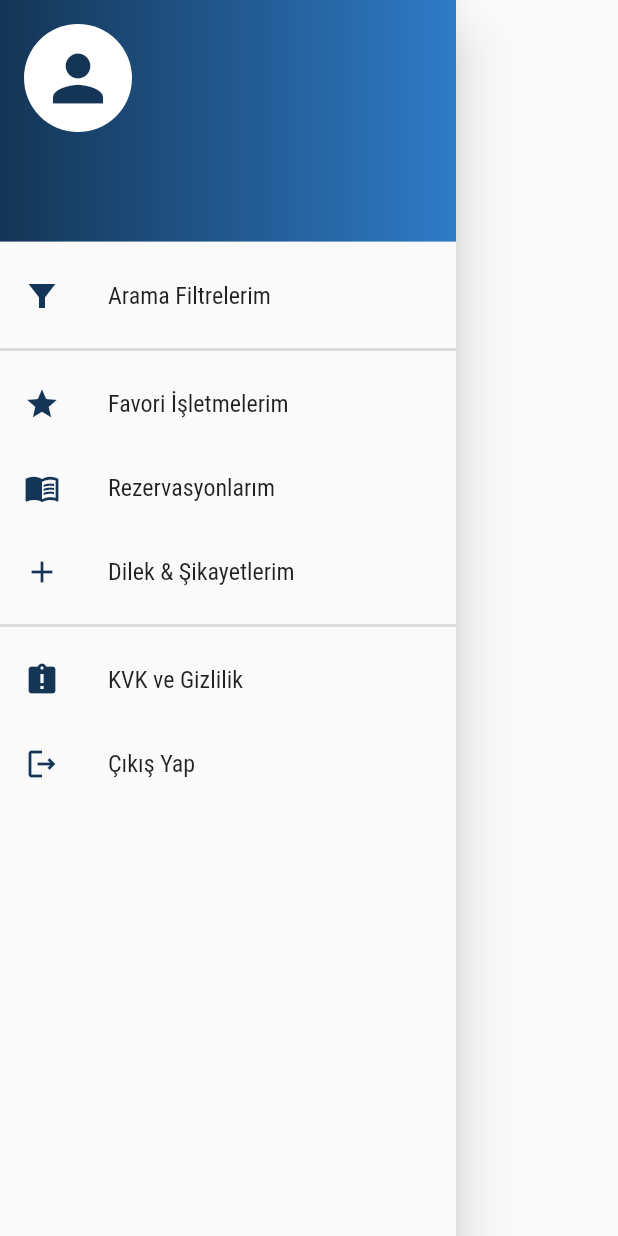
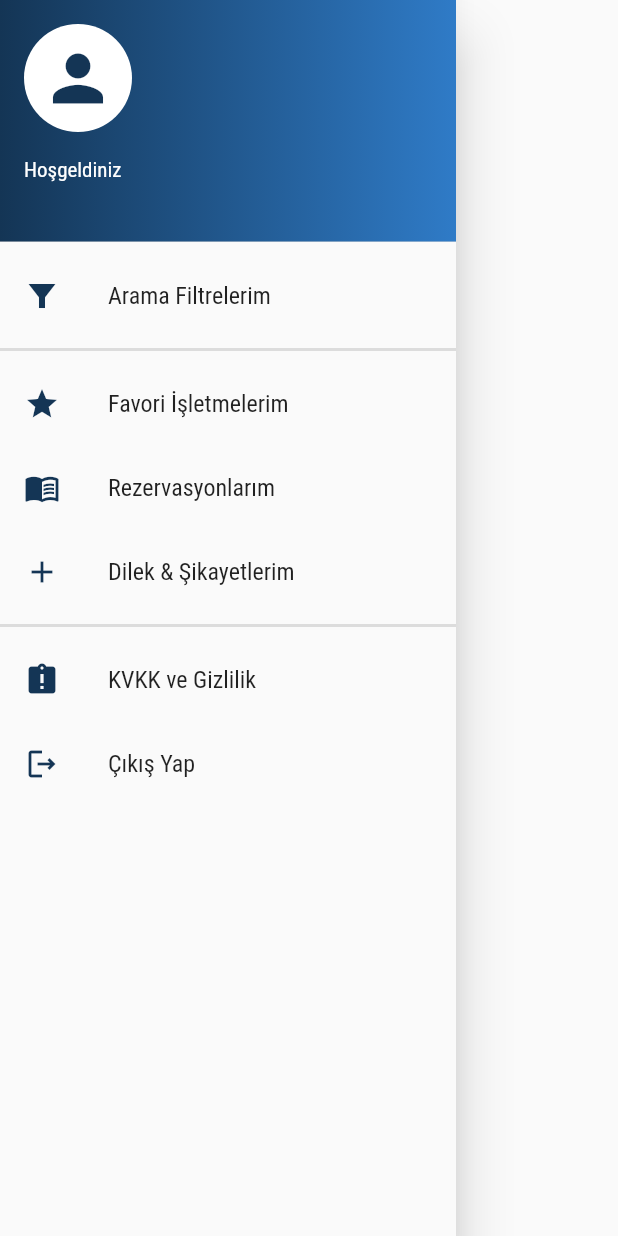
Before and after one commit to Enes-Altuntas/PaPaPe, a Flutter app: the CustomDrawer widget shown alone on an empty page, opened directly, on a phone screen of 412 x 824 dp. Run offline on Flutter 3.47's test engine with Material 2 defaults, Android fonts, the phone set to English and light mode, and no system bars; our stand-ins replace cloud_firestore, cool_alert, curved_navigation_bar, firebase_auth, firebase_core, firebase_messaging and 6 more; missing offline and left inert: geoflutterfire; accounts and stored records are empty.

```diff
--- a/lib/Components/custom_drawer.dart
+++ b/lib/Components/custom_drawer.dart
@@ -46,8 +46,8 @@ class CustomDrawer extends StatelessWidget {
         children: [
           UserAccountsDrawerHeader(
             accountName: (firebaseUser.displayName != null)
-                ? Text(firebaseUser.displayName)
-                : const Text('İsimsiz Kullanıcı'),
+                ? Text('Hoşgeldiniz ${firebaseUser.displayName}')
+                : const Text('Hoşgeldiniz'),
             accountEmail: Text(firebaseUser.email),
             currentAccountPicture: Container(
               decoration: BoxDecoration(
@@ -121,7 +121,7 @@ class CustomDrawer extends StatelessWidget {
               Icons.assignment_late,
               color: ColorConstants.instance.primaryColor,
             ),
-            title: const Text('KVK ve Gizlilik'),
+            title: const Text('KVKK ve Gizlilik'),
           ),
           ListTile(
             leading: Icon(
--- a/lib/Components/reservation_card.dart
+++ b/lib/Components/reservation_card.dart
@@ -101,6 +101,7 @@ class _ReservationCardState extends State<ReservationCard> {
                 padding: const EdgeInsets.only(top: 10.0),
                 child: Text(
                     'Rezervasyon Tarihi: ${formatDate(widget.reservation.reservationTime)}',
+                    textAlign: TextAlign.center,
                     style: TextStyle(
                         color: ColorConstants.instance.hintColor,
                         fontWeight: FontWeight.bold,
--- a/lib/services/authentication_service.dart
+++ b/lib/services/authentication_service.dart
@@ -134,7 +134,7 @@ class AuthService {
         return UserModel.fromFirestore(value.data());
       });
     } catch (e) {
-      return e;
+      print(e);
     }
 
     if (_user == null) {
```
Also changed, not shown: 5 other files.
